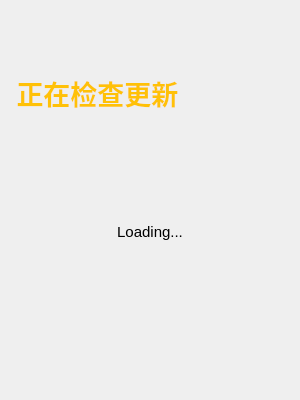
The window that resources/ui/UI_CheckUpdateWindow.ui (Chr0nixz/Closure) describes before a commit, drawn with Qt 5.
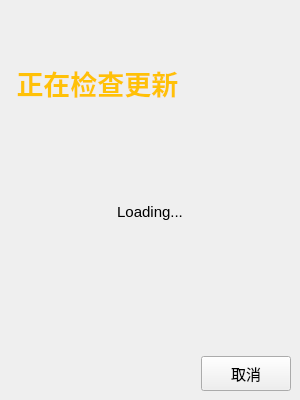
The same window after the commit.

Patch:
```diff
--- a/resources/ui/UI_CheckUpdateWindow.ui
+++ b/resources/ui/UI_CheckUpdateWindow.ui
@@ -98,6 +98,53 @@
         </property>
        </widget>
       </item>
+      <item>
+       <layout class="QHBoxLayout" name="horizontalLayout_3">
+        <item>
+         <spacer name="horizontalSpacer_3">
+          <property name="orientation">
+           <enum>Qt::Horizontal</enum>
+          </property>
+          <property name="sizeHint" stdset="0">
+           <size>
+            <width>40</width>
+            <height>20</height>
+           </size>
+          </property>
+         </spacer>
+        </item>
+        <item>
+         <widget class="QPushButton" name="pushButton">
+          <property name="minimumSize">
+           <size>
+            <width>90</width>
+            <height>35</height>
+           </size>
+          </property>
+          <property name="font">
+           <font>
+            <pointsize>11</pointsize>
+           </font>
+          </property>
+          <property name="text">
+           <string>取消</string>
+          </property>
+          <property name="checkable">
+           <bool>false</bool>
+          </property>
+          <property name="autoDefault">
+           <bool>false</bool>
+          </property>
+          <property name="default">
+           <bool>false</bool>
+          </property>
+          <property name="flat">
+           <bool>false</bool>
+          </property>
+         </widget>
+        </item>
+       </layout>
+      </item>
      </layout>
     </item>
    </layout>
```
